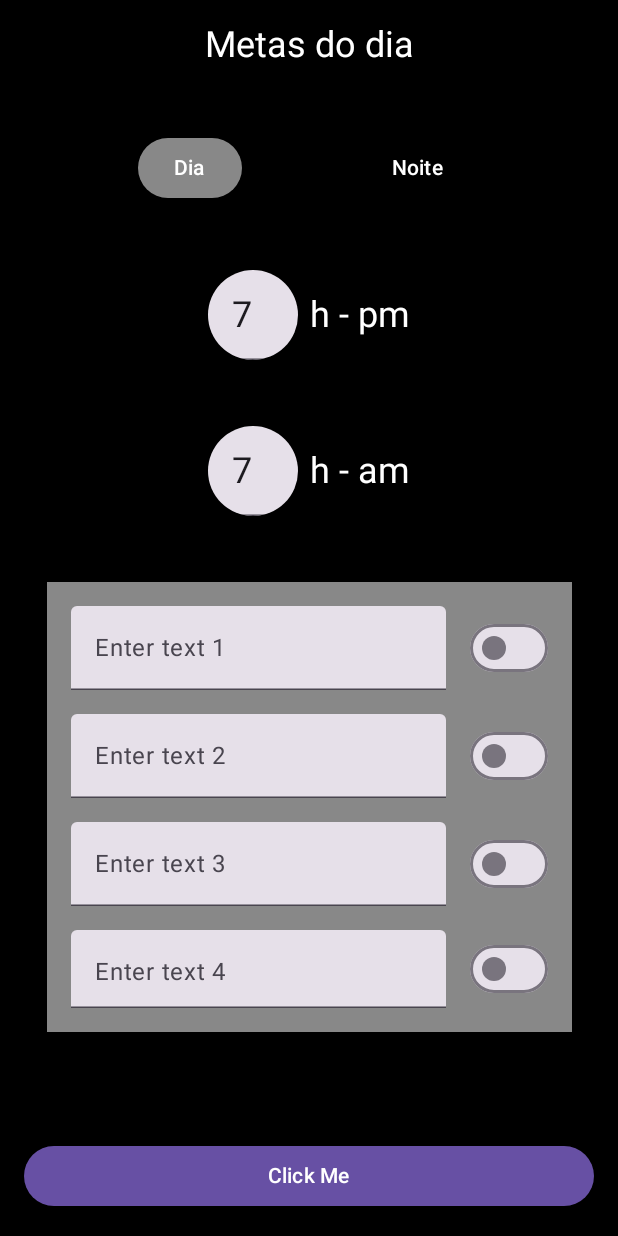
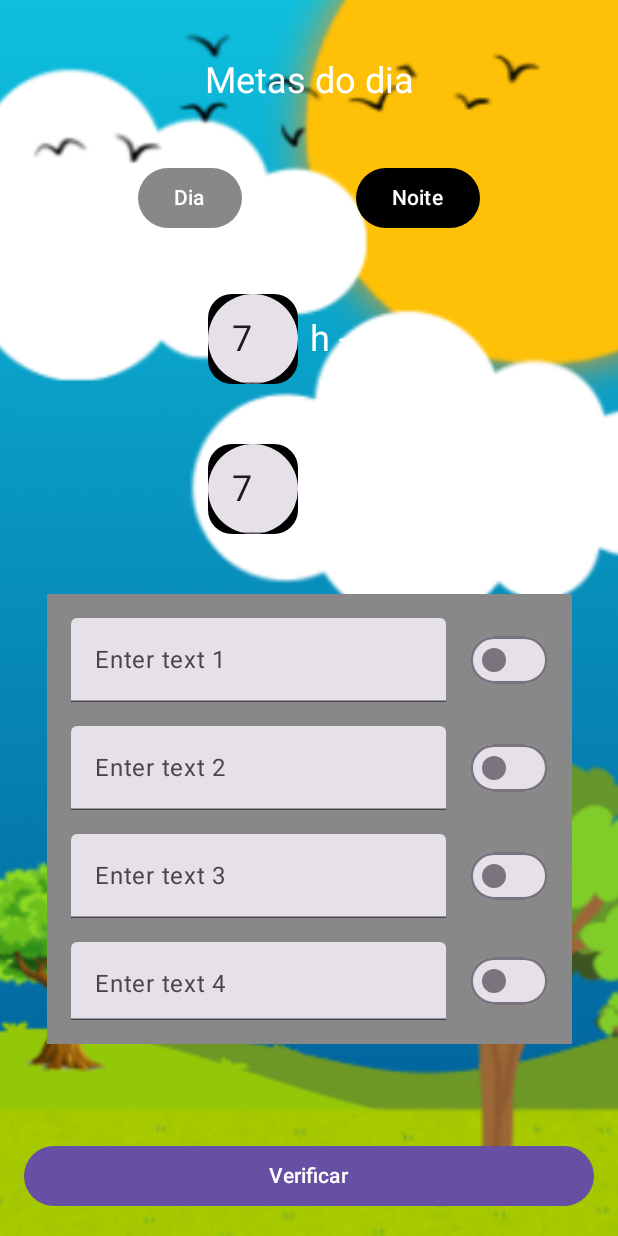
Before and after one commit to Gustavoslima2004/Trabalho, an Android app built with Jetpack Compose: the screen it shows after launch (MainActivity), on a phone screen of 412 x 824 dp. Run offline under Robolectric (Android 15) with nearby library versions, the phone set to English and light mode, and no system bars.

Commit message:
feat:Incluindo background e add a alteração de um botão

```diff
--- a/app/build.gradle.kts
+++ b/app/build.gradle.kts
@@ -66,4 +66,5 @@ dependencies {
     androidTestImplementation(libs.androidx.ui.test.junit4)
     debugImplementation(libs.androidx.ui.tooling)
     debugImplementation(libs.androidx.ui.test.manifest)
+
 }
--- a/app/src/main/java/com/example/trabalho/MainActivity.kt
+++ b/app/src/main/java/com/example/trabalho/MainActivity.kt
@@ -3,23 +3,23 @@ package com.example.trabalho
 import android.os.Bundle
 import androidx.activity.ComponentActivity
 import androidx.activity.compose.setContent
+import androidx.compose.foundation.Image
 import androidx.compose.foundation.background
 import androidx.compose.foundation.layout.*
 import androidx.compose.foundation.shape.RoundedCornerShape
-import androidx.compose.material3.Button
-import androidx.compose.material3.ButtonDefaults
-import androidx.compose.material3.Switch
-import androidx.compose.material3.Text
-import androidx.compose.material3.TextField
+import androidx.compose.material3.*
 import androidx.compose.runtime.*
 import androidx.compose.ui.Alignment
 import androidx.compose.ui.Modifier
 import androidx.compose.ui.draw.clip
 import androidx.compose.ui.graphics.Color
+import androidx.compose.ui.layout.ContentScale
+import androidx.compose.ui.res.painterResource
 import androidx.compose.ui.text.input.TextFieldValue
 import androidx.compose.ui.unit.dp
 import androidx.compose.ui.unit.sp
 import androidx.compose.ui.tooling.preview.Preview
+import kotlinx.coroutines.launch
 
 class MainActivity : ComponentActivity() {
     override fun onCreate(savedInstanceState: Bundle?) {
@@ -49,20 +49,60 @@ fun MyApp() {
     var hour2 by remember { mutableStateOf(TextFieldValue("7")) }
     var isDay by remember { mutableStateOf(true) }
 
+    val snackbarHostState = remember { SnackbarHostState() }
+    val coroutineScope = rememberCoroutineScope()
+
+    Box(
+        modifier = Modifier
+            .fillMaxSize()
+    ) {
+
+        val backgroundImage = if (isDay) {
+            R.drawable.background1
+        } else {
+            R.drawable.background2
+        }
+
+        Image(
+            painter = painterResource(id = backgroundImage),
+            contentDescription = null,
+            modifier = Modifier.fillMaxSize(),
+            contentScale = ContentScale.Crop
+        )
+
         Column(
             modifier = Modifier
                 .fillMaxSize()
-            .background(Color.Black)
                 .padding(16.dp),
             verticalArrangement = Arrangement.SpaceBetween,
             horizontalAlignment = Alignment.CenterHorizontally
+
         ) {
+            // Snackbar host to display messages
+            SnackbarHost(
+                hostState = snackbarHostState,
+                snackbar = { snackbarData ->
+                    val backgroundColor = when (snackbarData.visuals.message) {
+                        "Metas definidas com sucesso!" -> Color.Green
+                        "Horário inválido: deve estar entre 0h e 12h." -> Color.Yellow
+                        else -> Color.Red
+                    }
+                    Snackbar(
+                        snackbarData = snackbarData,
+                        modifier = Modifier.background(backgroundColor),
+                        containerColor = backgroundColor,
+                        contentColor = Color.Black
+                    )
+                },
+                modifier = Modifier.align(Alignment.CenterHorizontally)
+            )
+
             // Texto "Metas do dia"
             Text(
                 text = "Metas do dia",
                 color = Color.White,
                 fontSize = 24.sp,
-            modifier = Modifier.padding(bottom = 16.dp) // Espaço abaixo do texto
+                modifier = Modifier.padding(bottom = 16.dp)
             )
 
             // Botões "Dia" e "Noite"
@@ -90,7 +130,7 @@ fun MyApp() {
                 }
             }
 
-        // Texto e campo de entrada para o horário
+            // Texto e campo de entrada para o horário 1
             Row(
                 verticalAlignment = Alignment.CenterVertically,
                 horizontalArrangement = Arrangement.Center,
@@ -109,12 +149,13 @@ fun MyApp() {
                 )
                 Spacer(modifier = Modifier.width(8.dp))
                 Text(
-                text = "h - pm",
+                    text = "h - am",
                     color = Color.White,
                     fontSize = 24.sp
                 )
             }
 
+            // Texto e campo de entrada para o horário 2
             Row(
                 verticalAlignment = Alignment.CenterVertically,
                 horizontalArrangement = Arrangement.Center,
@@ -133,7 +174,7 @@ fun MyApp() {
                 )
                 Spacer(modifier = Modifier.width(8.dp))
                 Text(
-                text = "h - am",
+                    text = "h - pm",
                     color = Color.White,
                     fontSize = 24.sp
                 )
@@ -143,7 +184,7 @@ fun MyApp() {
             Box(
                 modifier = Modifier
                     .width(350.dp)
-                .height(300.dp) // Ajuste a altura para acomodar todos os conjuntos
+                    .height(300.dp)
                     .background(Color.Gray)
                     .padding(16.dp)
             ) {
@@ -171,7 +212,7 @@ fun MyApp() {
                         )
                     }
 
-                Spacer(modifier = Modifier.height(16.dp)) // Espaço entre os conjuntos
+                    Spacer(modifier = Modifier.height(16.dp))
 
                     // Segundo conjunto
                     Row(
@@ -192,7 +233,7 @@ fun MyApp() {
                         )
                     }
 
-                Spacer(modifier = Modifier.height(16.dp)) // Espaço entre os conjuntos
+                    Spacer(modifier = Modifier.height(16.dp))
 
                     // Terceiro conjunto
                     Row(
@@ -213,7 +254,7 @@ fun MyApp() {
                         )
                     }
 
-                Spacer(modifier = Modifier.height(16.dp)) // Espaço entre os conjuntos
+                    Spacer(modifier = Modifier.height(16.dp))
 
                     // Quarto conjunto
                     Row(
@@ -236,16 +277,38 @@ fun MyApp() {
                 }
             }
 
-        // Espaço entre a Box cinza e o botão
             Spacer(modifier = Modifier.height(16.dp))
 
-        // Botão
+            // Botão de verificação
             Button(
-            onClick = { /*TODO*/ },
-            modifier = Modifier
-                .fillMaxWidth()
+                onClick = {
+                    val hour1Int = hour1.text.toIntOrNull()
+                    val hour2Int = hour2.text.toIntOrNull()
+
+                    when {
+                        text1.text.isEmpty() || text2.text.isEmpty() || text3.text.isEmpty() || text4.text.isEmpty() -> {
+                            coroutineScope.launch {
+                                snackbarHostState.showSnackbar("Operação inválida: Todos os campos devem ser preenchidos.")
+                            }
+                        }
+
+                        hour1Int == null || hour2Int == null || hour1Int !in 0..12 || hour2Int !in 0..12 -> {
+                            coroutineScope.launch {
+                                snackbarHostState.showSnackbar("Horário inválido: deve estar entre 0h e 12h.")
+                            }
+                        }
+
+                        else -> {
+                            coroutineScope.launch {
+                                snackbarHostState.showSnackbar("Metas definidas com sucesso!")
+                            }
+                        }
+                    }
+                },
+                modifier = Modifier.fillMaxWidth()
             ) {
-            Text("Click Me")
+                Text("Verificar")
+            }
         }
     }
 }
```
Also changed, not shown: app/src/main/res/drawable/background1.png (added), app/src/main/res/drawable/background2.png (added). Lines whose indentation alone changed are shown as unchanged.
